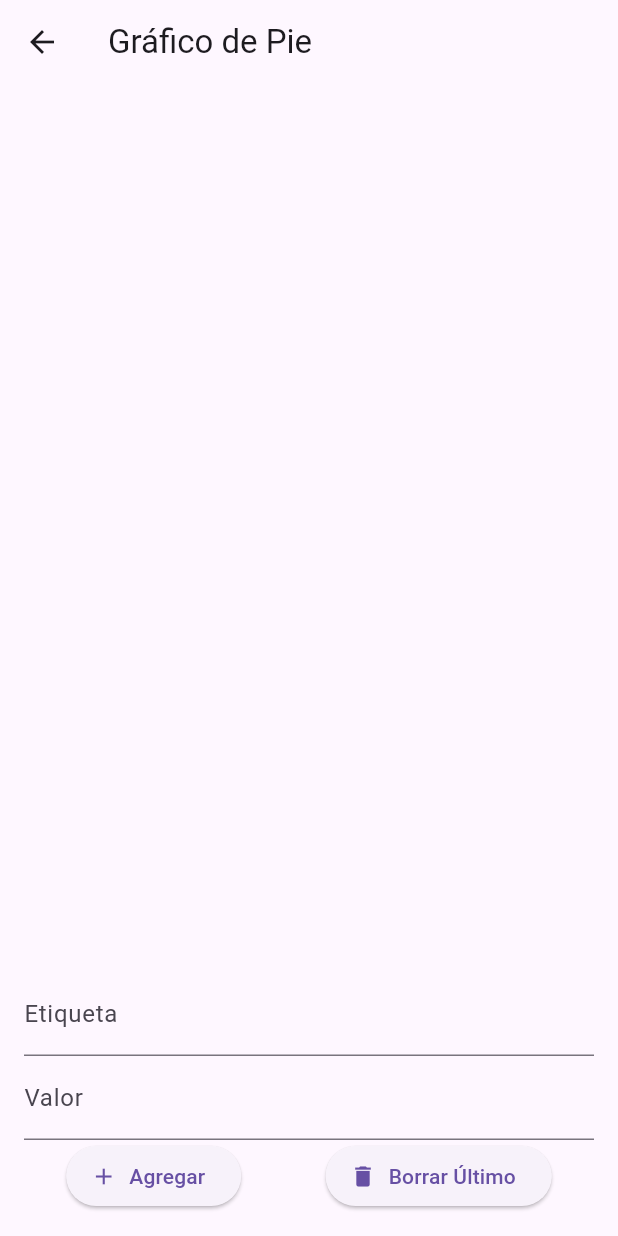
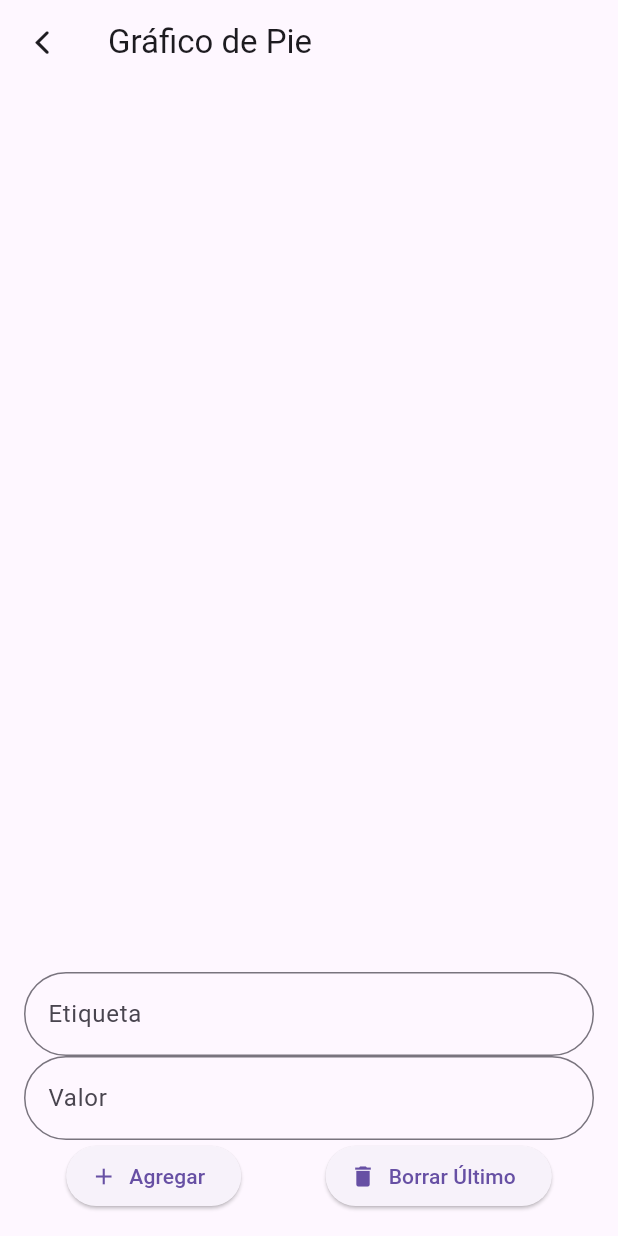
Before and after one commit to Dora-tech/visualizador_charts, a Flutter app: the PantallaGraficoPie screen opened by its route, after a tap on "Agregar", on a phone screen of 412 x 824 dp. Run offline on Flutter 3.47's test engine with Material 3 defaults, Android fonts, the phone set to English and light mode, and no system bars; drawn by our look-alikes of fl_chart; our stand-ins replace shared_preferences; accounts and stored records are empty.

Commit message:
corrigiendo el codigo

```diff
--- a/lib/data/data_sources/local_data_source.dart
+++ b/lib/data/data_sources/local_data_source.dart
@@ -2,7 +2,8 @@ import 'package:shared_preferences/shared_preferences.dart';
 
 enum TipoChart {
   bar(id: 'bar'),
-  line(id: 'line');
+  line(id: 'line'),
+  pie(id: 'pie'); // Se agrega el tipo de gráfico de pie
 
   final String id;
   const TipoChart({required this.id});
--- /dev/null
+++ b/lib/data/models/pie_model.dart
@@ -0,0 +1,37 @@
+import 'package:flutter/material.dart';
+class PieModel {
+  final List<String> etiquetas;
+  final List<double> valores;
+
+  PieModel({required this.etiquetas, required this.valores});
+
+  // Mapeo de colores para las etiquetas ingresadas por el usuario
+  static const Map<String, Color> colorMap = {
+    'rojo': Colors.red,
+    'azul': Colors.blue,
+    'verde': Colors.green,
+    'amarillo': Colors.yellow,
+    'negro': Colors.black,
+    'morado': Colors.purple,
+    'naranja': Colors.orange,
+    'rosado': Colors.pink,
+    'gris': Colors.grey,
+  };
+
+  // Método para obtener el color asociado a una etiqueta
+  static Color getColor(String etiqueta) {
+    return colorMap[etiqueta.toLowerCase()] ?? Colors.grey;
+  }
+
+  factory PieModel.convertirDeDataLocal({
+    required List<String> datosEtiquetas,
+    required List<String> datosValores,
+  }) {
+    final valoresConvertidos = datosValores.map((valor) => double.tryParse(valor) ?? 0.0).toList();
+
+    return PieModel(
+      etiquetas: datosEtiquetas,
+      valores: valoresConvertidos,
+    );
+  }
+}
--- /dev/null
+++ b/lib/data/repositories/pie_repository.dart
@@ -0,0 +1,21 @@
+import 'package:visualizador_charts/data/data_sources/local_data_source.dart';
+import 'package:visualizador_charts/data/models/pie_model.dart';
+
+class PieRepository {
+  PieModel obtenerDatosPie() {
+    final datos = localDataSource.obtenerDatos(TipoChart.pie);
+    return PieModel.convertirDeDataLocal(
+      datosEtiquetas: datos.datosEjeX,
+      datosValores: datos.datosEjeY,
+    );
+  }
+
+  Future<void> guardarDatosPie(PieModel modelo) async {
+    await localDataSource.setEjeX(data: modelo.etiquetas, tipo: TipoChart.pie);
+    await localDataSource.setEjeY(
+        data: modelo.valores.map((e) => e.toString()).toList(),
+        tipo: TipoChart.pie);
+  }
+}
+
+final pieRepository = PieRepository();
--- a/lib/display/ui/screens/pantalla_grafico_pie.dart
+++ b/lib/display/ui/screens/pantalla_grafico_pie.dart
@@ -1,63 +1,56 @@
 import 'package:fl_chart/fl_chart.dart';
+import 'package:flutter/cupertino.dart';
 import 'package:flutter/material.dart';
-import 'package:shared_preferences/shared_preferences.dart';
+import 'package:visualizador_charts/data/models/pie_model.dart';
+import 'package:visualizador_charts/data/repositories/pie_repository.dart';
+import 'package:visualizador_charts/display/ui/components/input_grafico.dart';
+import 'package:visualizador_charts/display/ui/utils/utils.dart';
 
 class PantallaGraficoPie extends StatefulWidget {
   const PantallaGraficoPie({super.key});
 
   @override
-  _PantallaGraficoPieState createState() => _PantallaGraficoPieState();
+  State<PantallaGraficoPie> createState() => _PantallaGraficoPieState();
 }
 
 class _PantallaGraficoPieState extends State<PantallaGraficoPie> {
   final TextEditingController _etiquetaController = TextEditingController();
   final TextEditingController _valorController = TextEditingController();
 
-  List<String> etiquetas = [];
-  List<double> valores = [];
+  PieModel? _pieModel;
 
   @override
   void initState() {
     super.initState();
-    _cargarDatos();
-  }
-
-  Future<void> _cargarDatos() async {
-    SharedPreferences prefs = await SharedPreferences.getInstance();
     setState(() {
-      etiquetas = prefs.getStringList('etiquetas') ?? [];
-      valores = prefs.getStringList('valores')?.map((e) => double.parse(e)).toList() ?? [];
+      _pieModel = pieRepository.obtenerDatosPie();
     });
   }
 
-  Future<void> _guardarDatos() async {
-    SharedPreferences prefs = await SharedPreferences.getInstance();
-    prefs.setStringList('etiquetas', etiquetas);
-    prefs.setStringList('valores', valores.map((e) => e.toString()).toList());
-  }
-
   void _agregarValor() {
-    String etiqueta = _etiquetaController.text.trim();
-    double? valor = double.tryParse(_valorController.text);
+    final etiqueta = _etiquetaController.text.trim();
+    final valor = double.tryParse(_valorController.text);
 
     if (etiqueta.isNotEmpty && valor != null) {
       setState(() {
-        etiquetas.add(etiqueta);
-        valores.add(valor);
+        _pieModel!.etiquetas.add(etiqueta);
+        _pieModel!.valores.add(valor);
       });
-      _guardarDatos();
+
+      pieRepository.guardarDatosPie(_pieModel!);
       _etiquetaController.clear();
       _valorController.clear();
     }
   }
 
   void _borrarUltimo() {
-    if (etiquetas.isNotEmpty && valores.isNotEmpty) {
+    if (_pieModel!.etiquetas.isNotEmpty && _pieModel!.valores.isNotEmpty) {
       setState(() {
-        etiquetas.removeLast();
-        valores.removeLast();
+        _pieModel!.etiquetas.removeLast();
+        _pieModel!.valores.removeLast();
       });
-      _guardarDatos();
+
+      pieRepository.guardarDatosPie(_pieModel!);
     }
   }
 
@@ -67,8 +60,8 @@ class _PantallaGraficoPieState extends State<PantallaGraficoPie> {
       appBar: AppBar(
         title: const Text('Gráfico de Pie'),
         leading: IconButton(
-          icon: Icon(Icons.arrow_back),
-          onPressed: () => Navigator.pop(context), // Regresar al menú principal
+          icon: Icon(CupertinoIcons.back), // ✅ Ícono estilo iOS
+          onPressed: () => Navigator.pop(context), // Volver al menú principal
         ),
       ),
       body: Column(
@@ -76,11 +69,11 @@ class _PantallaGraficoPieState extends State<PantallaGraficoPie> {
           Expanded(
             child: PieChart(
               PieChartData(
-                sections: valores.asMap().entries.map((entry) {
+                sections: _pieModel!.valores.asMap().entries.map((entry) {
                   int index = entry.key;
                   return PieChartSectionData(
                     value: entry.value,
-                    title: etiquetas[index],
+                    title: _pieModel!.etiquetas[index],
                     color: Colors.primaries[index % Colors.primaries.length],
                     radius: 80,
                   );
@@ -92,14 +85,17 @@ class _PantallaGraficoPieState extends State<PantallaGraficoPie> {
             padding: const EdgeInsets.all(16.0),
             child: Column(
               children: [
-                TextField(
+                InputGrafico(
+                  label: 'Etiqueta',
                   controller: _etiquetaController,
-                  decoration: InputDecoration(labelText: "Etiqueta"),
+                  autocorrect: false,
+                  textInputType: TextInputType.text,
                 ),
-                TextField(
+                InputGrafico(
+                  label: 'Valor',
                   controller: _valorController,
-                  decoration: InputDecoration(labelText: "Valor"),
-                  keyboardType: TextInputType.number,
+                  autocorrect: false,
+                  textInputType: TextInputType.number,
                 ),
                 Row(
                   mainAxisAlignment: MainAxisAlignment.spaceAround,
```
Also changed, not shown: 4 other files.
